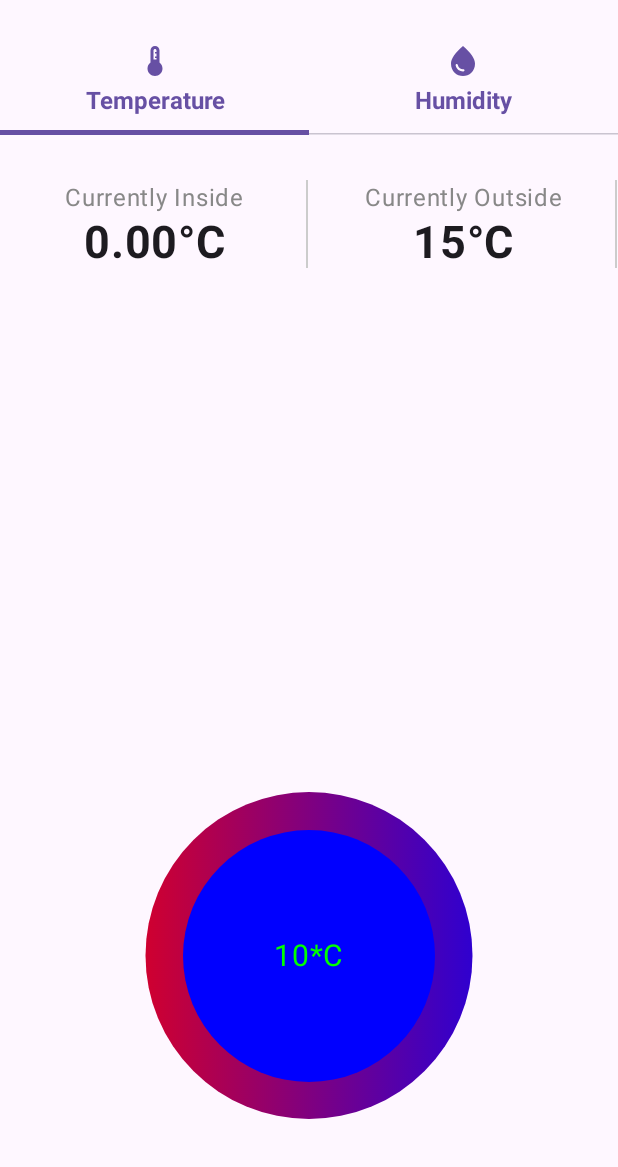
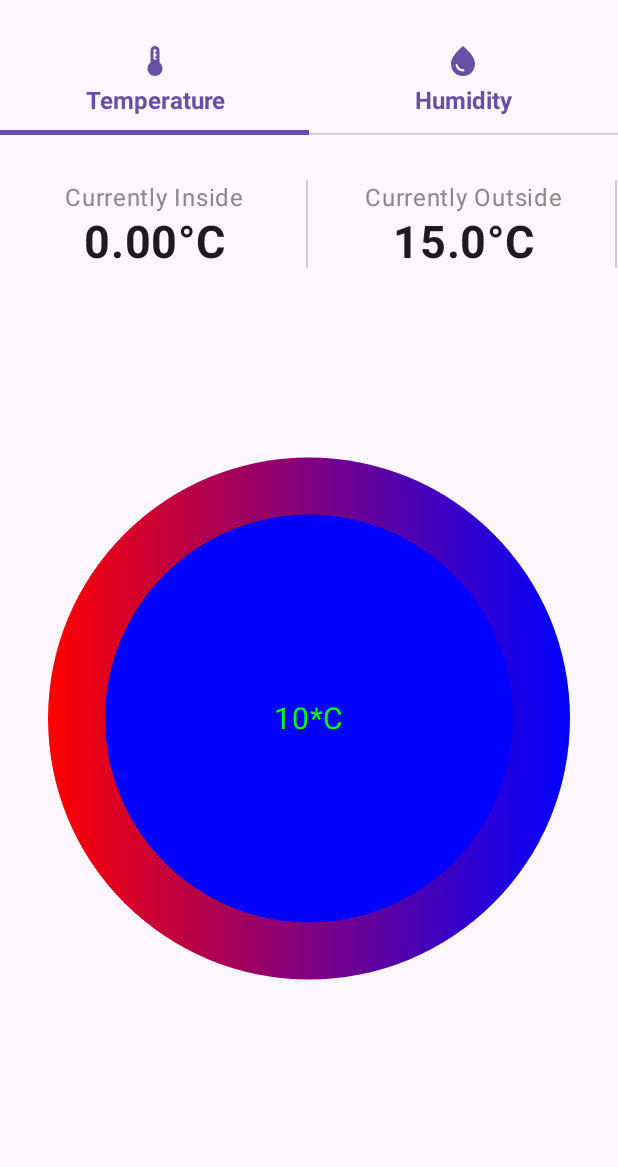
Before and after one commit to giaongo/HomeWeather, an Android app built with Jetpack Compose: the HomeScreen screen opened through its navigation route, on a phone screen of 412 x 824 dp, the part 69-1236 px from its top. Run offline under Robolectric (Android 15) with nearby library versions, the phone set to English and light mode, and no system bars; our stand-ins replace livedata-compose; libraries missing offline, so code that uses them is left out: io.github.cdimascio.dotenv; 8 statements that could not run were skipped.

Commit message:
Feat Added retrofit service to fetch Weather API

```diff
--- a/HomeWeather/app/src/main/AndroidManifest.xml
+++ b/HomeWeather/app/src/main/AndroidManifest.xml
@@ -8,6 +8,7 @@
     <uses-permission android:name="android.permission.BLUETOOTH_CONNECT"/>
     <uses-permission android:name="android.permission.BLUETOOTH_ADMIN"/>
     <uses-permission android:name="android.permission.FOREGROUND_SERVICE" />
+    <uses-permission android:name="android.permission.INTERNET" />
     <uses-feature android:name="android.hardware.bluetooth_le" android:required="true"/>
 
     <application
--- a/HomeWeather/app/src/main/java/fi/metropolia/homeweather/repository/WeatherAPIRepository.kt
+++ b/HomeWeather/app/src/main/java/fi/metropolia/homeweather/repository/WeatherAPIRepository.kt
@@ -1,10 +1,13 @@
 package fi.metropolia.homeweather.repository
 
+import android.util.Log
 import fi.metropolia.homeweather.util.service.WeatherAPIDataResponse
 import fi.metropolia.homeweather.util.service.WeatherAPIDataService
+import fi.metropolia.homeweather.util.service.WeatherAPITemp
 import io.github.cdimascio.dotenv.dotenv
 import retrofit2.Retrofit
 import retrofit2.converter.gson.GsonConverterFactory
+import kotlin.math.roundToInt
 
 val dotenv = dotenv {
     directory = "/assets"
@@ -14,6 +17,7 @@ class WeatherAPIRepository {
     private val baseUrl = dotenv.get("BASE_URL")
     private val weatherAPIDataService : WeatherAPIDataService
     private val API_KEY = dotenv.get("API_KEY")
+    private val units = dotenv.get("UNITS")
     init {
         val retrofit = Retrofit.Builder()
             .baseUrl(baseUrl)
@@ -22,7 +26,7 @@ class WeatherAPIRepository {
         weatherAPIDataService = retrofit.create(WeatherAPIDataService::class.java)
     }
 
-    suspend fun getWeatherData(lat: Double, long: Double): WeatherAPIDataResponse {
-        return weatherAPIDataService.getWeatherAPIData(lat = lat, long = long, apiKey = API_KEY)
+    suspend fun getWeatherData(lat: Double, long: Double) : WeatherAPIDataResponse {
+        return weatherAPIDataService.getWeatherAPIData(lat = lat, long = long, apiKey = API_KEY, units = units)
     }
 }
--- a/HomeWeather/app/src/main/java/fi/metropolia/homeweather/ui/views/HomeScreen.kt
+++ b/HomeWeather/app/src/main/java/fi/metropolia/homeweather/ui/views/HomeScreen.kt
@@ -9,14 +9,13 @@ import androidx.compose.foundation.layout.fillMaxSize
 import androidx.compose.foundation.layout.fillMaxWidth
 import androidx.compose.foundation.layout.height
 import androidx.compose.foundation.layout.padding
-import androidx.compose.foundation.lazy.LazyRow
-import androidx.compose.material3.Button
 import androidx.compose.material3.Icon
 import androidx.compose.material3.Tab
 import androidx.compose.material3.TabRow
 import androidx.compose.material3.Text
 import androidx.compose.runtime.Composable
 import androidx.compose.runtime.getValue
+import androidx.compose.runtime.livedata.observeAsState
 import androidx.compose.runtime.mutableIntStateOf
 import androidx.compose.runtime.remember
 import androidx.compose.runtime.setValue
@@ -26,6 +25,7 @@ import androidx.compose.ui.draw.drawBehind
 import androidx.compose.ui.geometry.Offset
 import androidx.compose.ui.graphics.Brush
 import androidx.compose.ui.graphics.Color
+import androidx.compose.ui.platform.LocalContext
 import androidx.compose.ui.res.painterResource
 import androidx.compose.ui.text.font.FontWeight
 import androidx.compose.ui.text.style.TextOverflow
@@ -35,23 +35,30 @@ import androidx.compose.ui.unit.sp
 import androidx.lifecycle.viewmodel.compose.viewModel
 import fi.metropolia.homeweather.R
 import fi.metropolia.homeweather.util.service.SensorMeasurement
+import fi.metropolia.homeweather.util.service.getUserLocation
 import fi.metropolia.homeweather.viewmodels.WeatherAPIViewModel
 import java.time.LocalDateTime
 import java.time.format.DateTimeFormatter
-
 @Composable
 fun HomeScreen(modifier: Modifier = Modifier,
                temperature: SensorMeasurement?,
-               humidity: SensorMeasurement?) {
-    val weatherAPIViewModel : WeatherAPIViewModel = viewModel()
+               humidity: SensorMeasurement?, ) {
     var tabIndex by remember {
         mutableIntStateOf(0)
     }
+    var context = LocalContext.current
     val formatter = DateTimeFormatter.ofPattern("yyyy-MM-dd HH:mm")
     val temperatureData = String.format("%.2f", temperature?.value ?: 0.0f)
     val humidityData = String.format("%.2f", humidity?.value ?: 0.0f)
     val temperatureTimeStamp = temperature?.timeStamp?.format(formatter) ?: "No Time"
     val humidityTimeStamp = humidity?.timeStamp?.format(formatter) ?: "No Time"
+
+    var weatherApiViewModel : WeatherAPIViewModel = viewModel()
+
+    val measureTemp = weatherApiViewModel.measureTemp.observeAsState(initial = 15.0)
+    var userLocation = getUserLocation(context = context).value
+
+    weatherApiViewModel.getWeatherData(userLocation.latitude, userLocation.longitude)
 
     val titles = listOf("Temperature", "Humidity")
     Column(modifier = modifier) {
@@ -72,48 +79,30 @@ fun HomeScreen(modifier: Modifier = Modifier,
                                 contentDescription = "Humidity tab"
                             )
                         }
-
                     }
                 )
             }
         }
         Spacer(Modifier.height(30.dp))
-        LazyRow {
-            item {
-                weatherAPIViewModel.getWeatherData(
-                    lat = 60.16,
-                    long = 24.93
-                )
-            }
-        }
         Row (modifier = modifier
                 .fillMaxWidth()
         ) {
             displayTemperature(
                 fraction = 0.5F,
                 measureLocation = "Currently Inside",
-                temp = "$temperatureData°C"
+                measureTemp = "$temperatureData°C"
             )
             displayTemperature(
                 measureLocation = "Currently Outside",
-                temp = "15°C"
+                measureTemp = "${measureTemp.value}°C"
             )
-            Button(onClick = {
-                    weatherAPIViewModel.getWeatherData(
-                        lat = 60.16,
-                        long = 24.93
-                    )
-            })
-            {
-                Text("Fetch Weather Data")
-            }
         }
         CircleInfo()
     }
 }
 
 @Composable
-fun displayTemperature(fraction: Float = 1F, measureLocation: String, temp: String) {
+fun displayTemperature(fraction: Float = 1F, measureLocation: String, measureTemp: String) {
     Column (modifier = Modifier
         .fillMaxWidth(fraction = fraction)
         .drawBehind {
@@ -133,7 +122,8 @@ fun displayTemperature(fraction: Float = 1F, measureLocation: String, temp: Stri
             text = "$measureLocation",
             color = Color.Gray
         )
-        Text(text = "$temp",
+        Text(
+            text = "$measureTemp",
             fontSize = 30.sp,
             fontWeight = FontWeight.Bold
         )
--- /dev/null
+++ b/HomeWeather/app/src/main/java/fi/metropolia/homeweather/util/service/LocationService.kt
@@ -0,0 +1,108 @@
+package fi.metropolia.homeweather.util.service
+
+import android.annotation.SuppressLint
+import android.content.Context
+import android.os.Looper
+import android.util.Log
+import androidx.compose.runtime.Composable
+import androidx.compose.runtime.DisposableEffect
+import androidx.compose.runtime.MutableState
+import androidx.compose.runtime.mutableStateOf
+import androidx.compose.runtime.remember
+import com.google.android.gms.location.FusedLocationProviderClient
+import com.google.android.gms.location.LocationCallback
+import com.google.android.gms.location.LocationRequest
+import com.google.android.gms.location.LocationResult
+import com.google.android.gms.location.LocationServices
+import java.util.concurrent.TimeUnit
+
+data class LatandLong(
+    var latitude: Double = 0.0,
+    var longitude: Double = 0.0
+)
+@SuppressLint("UnrememberedMutableState")
+@Composable
+fun getUserLocation(context: Context): MutableState<LatandLong> {
+    var locationCallback: LocationCallback? = null
+    //The main entry point for interacting with the Fused Location Provider
+    var locationProvider: FusedLocationProviderClient? = null
+    // The Fused Location Provider provides access to location APIs.
+    locationProvider = LocationServices.getFusedLocationProviderClient(context)
+
+    var userLocation = remember {
+        mutableStateOf(LatandLong(0.0 ,0.0))
+    }
+
+    DisposableEffect(key1 = locationProvider) {
+        locationCallback = object : LocationCallback() {
+
+            @SuppressLint("MissingPermission")
+            override fun onLocationResult(result: LocationResult) {
+                /**
+                 * This returns the most recent historical location currently available.
+                 * Will return null if no historical location is available
+                 * */
+                /**
+                 * This returns the most recent historical location currently available.
+                 * Will return null if no historical location is available
+                 * */
+                locationProvider.lastLocation
+                    .addOnSuccessListener { location ->
+                        location?.let {
+                            val lat = "%.2f".format(location.latitude).toDouble()
+                            val long = "%.2f".format(location.longitude).toDouble()
+                            userLocation.value.latitude = lat
+                            userLocation.value.longitude = long
+                        }
+                    }
+                    .addOnFailureListener {
+                        Log.e("Location_error", "${it.message}")
+                    }
+            }
+        }
+        locationUpdate(locationProvider, locationCallback = locationCallback)
+        onDispose {
+            stopLocationUpdate(locationProvider, locationCallback = locationCallback)
+        }
+    }
+    return userLocation
+}
+
+@SuppressLint("MissingPermission")
+fun locationUpdate(locationProvider: FusedLocationProviderClient, locationCallback: LocationCallback?) {
+    locationCallback.let {
+        //An encapsulation of various parameters for requesting
+        // location through FusedLocationProviderClient.
+        val locationRequest: LocationRequest =
+            LocationRequest.create().apply {
+                interval = TimeUnit.SECONDS.toMillis(60)
+                fastestInterval = TimeUnit.SECONDS.toMillis(30)
+                maxWaitTime = TimeUnit.MINUTES.toMillis(2)
+                priority = LocationRequest.PRIORITY_HIGH_ACCURACY
+            }
+        //use FusedLocationProviderClient to request location update
+        it?.let { it1 ->
+            locationProvider.requestLocationUpdates(
+                locationRequest,
+                it1,
+                Looper.getMainLooper()
+            )
+        }
+    }
+}
+
+fun stopLocationUpdate(locationProvider: FusedLocationProviderClient, locationCallback: LocationCallback?) {
+    try {
+        //Removes all location updates for the given callback.
+        val removeTask = locationCallback?.let { locationProvider.removeLocationUpdates(it) }
+        removeTask?.addOnCompleteListener { task ->
+            if (task.isSuccessful) {
+                Log.d("LOCATION_TAG", "Location Callback removed.")
+            } else {
+                Log.d("LOCATION_TAG", "Failed to remove Location Callback.")
+            }
+        }
+    } catch (se: SecurityException) {
+        Log.e("LOCATION_TAG", "Failed to remove Location Callback.. $se")
+    }
+}
--- a/HomeWeather/app/src/main/java/fi/metropolia/homeweather/util/service/RetrofitService.kt
+++ b/HomeWeather/app/src/main/java/fi/metropolia/homeweather/util/service/RetrofitService.kt
@@ -1,9 +1,10 @@
 package fi.metropolia.homeweather.util.service
 
+import androidx.lifecycle.MutableLiveData
 import retrofit2.http.GET
 import retrofit2.http.Query
 data class WeatherAPIDataResponse(
-    val query: WeatherAPITemp
+    val main: WeatherAPITemp
 )
 data class WeatherAPITemp (
     val temp: Double
@@ -12,7 +13,8 @@ interface WeatherAPIDataService {
     @GET("weather")
     suspend fun getWeatherAPIData(
         @Query("lat") lat: Double,
-        @Query("long") long: Double,
-        @Query("API_KEY") apiKey: String,
+        @Query("lon") long: Double,
+        @Query("appid") apiKey: String,
+        @Query("units") units: String
     ) : WeatherAPIDataResponse
 }
--- a/HomeWeather/app/src/main/java/fi/metropolia/homeweather/viewmodels/WeatherAPIViewModel.kt
+++ b/HomeWeather/app/src/main/java/fi/metropolia/homeweather/viewmodels/WeatherAPIViewModel.kt
@@ -1,17 +1,39 @@
 package fi.metropolia.homeweather.viewmodels
 
+import android.util.Log
+import androidx.compose.runtime.getValue
+import androidx.compose.runtime.mutableDoubleStateOf
+import androidx.compose.runtime.mutableStateOf
+import androidx.compose.runtime.setValue
+import androidx.lifecycle.LiveData
+import androidx.lifecycle.MutableLiveData
 import androidx.lifecycle.ViewModel
 import androidx.lifecycle.viewModelScope
 import fi.metropolia.homeweather.repository.WeatherAPIRepository
 import kotlinx.coroutines.Dispatchers
 import kotlinx.coroutines.launch
+import kotlinx.coroutines.withContext
 
 class WeatherAPIViewModel() : ViewModel() {
     private val weatherAPIRepository = WeatherAPIRepository()
-    fun getWeatherData(lat: Double, long: Double) {
+
+    private val _measureTemp = MutableLiveData<Double>()
+    val measureTemp: LiveData<Double> get() = _measureTemp
+
+    private fun setTemp(value: Double) {
+        _measureTemp.value = value
+    }
+    fun getWeatherData(lat: Double, long: Double){
         viewModelScope.launch(Dispatchers.IO) {
-            val response = weatherAPIRepository.getWeatherData(lat, long)
-            response.query.temp
+            try {
+                val response = weatherAPIRepository.getWeatherData(lat, long)
+                withContext(Dispatchers.Main) {
+                    // Update the LiveData on the main thread
+                    setTemp(response.main.temp)
+                }
+            } catch (se: SecurityException) {
+                Log.e("WEATHER", "Failed to fetch weather Data.. $se")
+            }
         }
     }
 }
```
Also changed, not shown: HomeWeather/app/build.gradle (+6 -2 lines), 1 other file.
